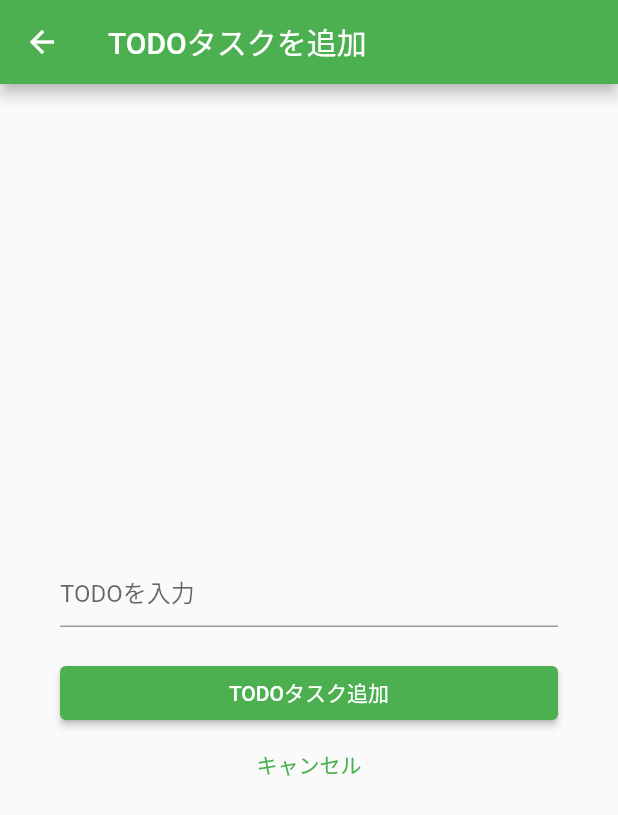
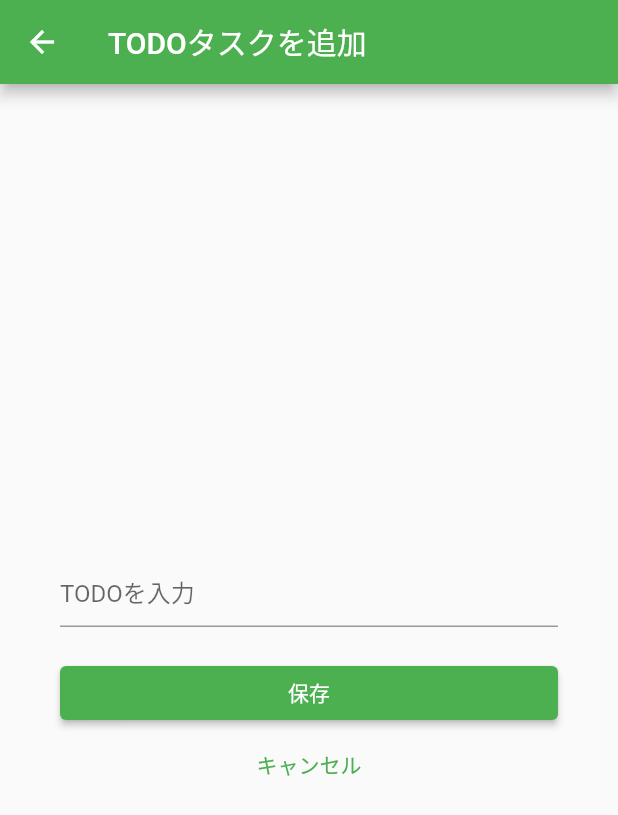
Before and after one commit to SOKu-ma/flutter_statefulwidget_sample, a Flutter app: the TodoAddPage screen opened directly, on a phone screen of 412 x 824 dp. Shown: the top 815 px of the screen. Run offline on Flutter 3.47's test engine with Material 2 defaults, Android fonts, the phone set to English and light mode, and no system bars.

```diff
--- a/lib/ui/add_todo/add_todo_page.dart
+++ b/lib/ui/add_todo/add_todo_page.dart
@@ -49,7 +49,7 @@ class _TodoAddState extends State<TodoAddPage> {
                     });
                   }
                 },
-                child: Text('TODOタスク追加', style: TextStyle(color: Colors.white)),
+                child: Text('保存', style: TextStyle(color: Colors.white)),
               ),
             ),
             Container(
```
Also changed, not shown: 3 other files.
